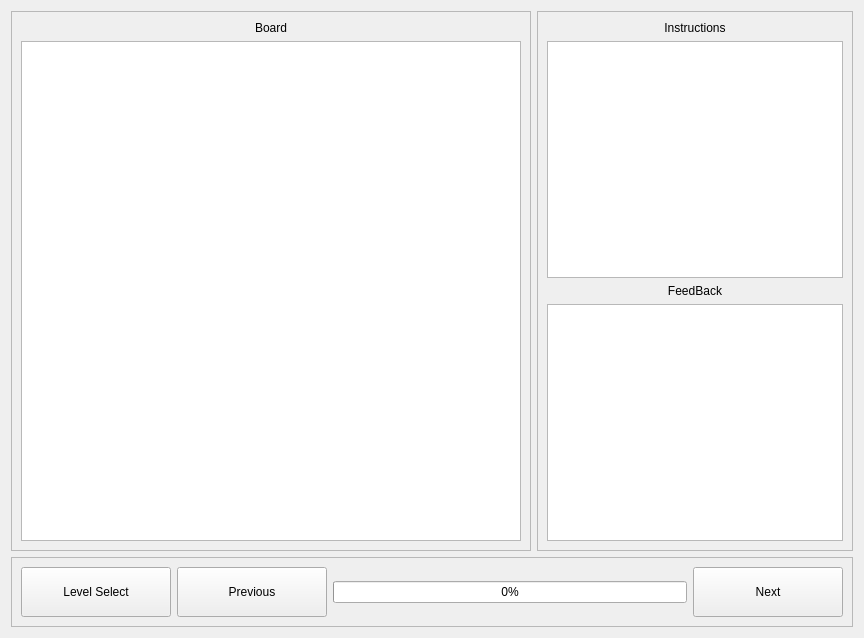
Old version of the form MinesweeperEdu/lesson.ui in the repository LowbeeNorman/MinesweeperEdu.
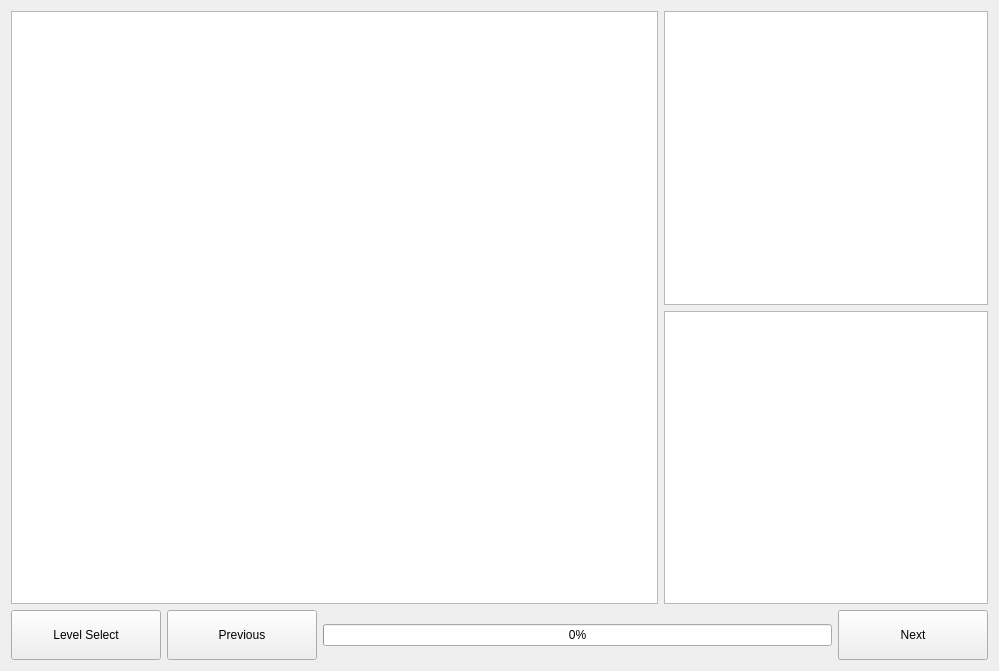
New version of the form. Custom widgets are drawn as their Qt base class.

Patch:
```diff
--- a/MinesweeperEdu/lesson.ui
+++ b/MinesweeperEdu/lesson.ui
@@ -6,8 +6,8 @@
    <rect>
     <x>0</x>
     <y>0</y>
-    <width>864</width>
-    <height>620</height>
+    <width>999</width>
+    <height>671</height>
    </rect>
   </property>
   <property name="windowTitle">
@@ -15,91 +15,8 @@
   </property>
   <layout class="QGridLayout" name="gridLayout_3">
    <item row="0" column="0">
-    <widget class="QFrame" name="boardFrame">
-     <property name="frameShape">
-      <enum>QFrame::StyledPanel</enum>
-     </property>
-     <property name="frameShadow">
-      <enum>QFrame::Raised</enum>
-     </property>
      <layout class="QGridLayout" name="gridLayout">
-      <item row="1" column="0" colspan="2">
-       <widget class="MinesweeperView" name="board">
-        <property name="minimumSize">
-         <size>
-          <width>500</width>
-          <height>500</height>
-         </size>
-        </property>
-        <property name="maximumSize">
-         <size>
-          <width>500</width>
-          <height>500</height>
-         </size>
-        </property>
-       </widget>
-      </item>
-      <item row="0" column="0" colspan="2">
-       <widget class="QLabel" name="label">
-        <property name="text">
-         <string>Board</string>
-        </property>
-        <property name="alignment">
-         <set>Qt::AlignCenter</set>
-        </property>
-       </widget>
-      </item>
-     </layout>
-    </widget>
-   </item>
-   <item row="0" column="1">
-    <widget class="QFrame" name="instructionsFrame">
-     <property name="frameShape">
-      <enum>QFrame::StyledPanel</enum>
-     </property>
-     <property name="frameShadow">
-      <enum>QFrame::Raised</enum>
-     </property>
-     <layout class="QVBoxLayout" name="verticalLayout">
-      <item>
-       <widget class="QLabel" name="instructionsLabel">
-        <property name="text">
-         <string>Instructions</string>
-        </property>
-        <property name="alignment">
-         <set>Qt::AlignCenter</set>
-        </property>
-       </widget>
-      </item>
-      <item>
-       <widget class="QTextBrowser" name="textBrowser"/>
-      </item>
-      <item>
-       <widget class="QLabel" name="feedBackLabel">
-        <property name="text">
-         <string>FeedBack</string>
-        </property>
-        <property name="alignment">
-         <set>Qt::AlignCenter</set>
-        </property>
-       </widget>
-      </item>
-      <item>
-       <widget class="QTextBrowser" name="instructionsTest"/>
-      </item>
-     </layout>
-    </widget>
-   </item>
-   <item row="1" column="0" colspan="2">
-    <widget class="QFrame" name="frame_3">
-     <property name="frameShape">
-      <enum>QFrame::StyledPanel</enum>
-     </property>
-     <property name="frameShadow">
-      <enum>QFrame::Raised</enum>
-     </property>
-     <layout class="QHBoxLayout" name="horizontalLayout">
-      <item>
+     <item row="2" column="0">
        <widget class="QPushButton" name="backButton">
         <property name="minimumSize">
          <size>
@@ -118,7 +35,7 @@
         </property>
        </widget>
       </item>
-      <item>
+     <item row="2" column="1">
        <widget class="QPushButton" name="previousButton">
         <property name="minimumSize">
          <size>
@@ -137,34 +54,42 @@
         </property>
        </widget>
       </item>
-      <item>
+     <item row="2" column="5">
+      <widget class="QPushButton" name="nextButton">
+       <property name="minimumSize">
+        <size>
+         <width>150</width>
+         <height>50</height>
+        </size>
+       </property>
+       <property name="maximumSize">
+        <size>
+         <width>150</width>
+         <height>50</height>
+        </size>
+       </property>
+       <property name="text">
+        <string>Next</string>
+       </property>
+      </widget>
+     </item>
+     <item row="1" column="4" colspan="2">
+      <widget class="QTextBrowser" name="instructionsTest"/>
+     </item>
+     <item row="0" column="4" colspan="2">
+      <widget class="QTextBrowser" name="textBrowser"/>
+     </item>
+     <item row="0" column="0" rowspan="2" colspan="4">
+      <widget class="MinesweeperView" name="board"/>
+     </item>
+     <item row="2" column="2" colspan="3">
        <widget class="QProgressBar" name="progressDiaplay">
         <property name="value">
          <number>0</number>
         </property>
        </widget>
       </item>
-      <item>
-       <widget class="QPushButton" name="nextButton">
-        <property name="minimumSize">
-         <size>
-          <width>150</width>
-          <height>50</height>
-         </size>
-        </property>
-        <property name="maximumSize">
-         <size>
-          <width>150</width>
-          <height>50</height>
-         </size>
-        </property>
-        <property name="text">
-         <string>Next</string>
-        </property>
-       </widget>
-      </item>
-     </layout>
-    </widget>
+    </layout>
    </item>
   </layout>
  </widget>
```
Left out of the diff: 2 changed lines with no effect on the pictures. Lines whose indentation alone changed are shown as unchanged.
